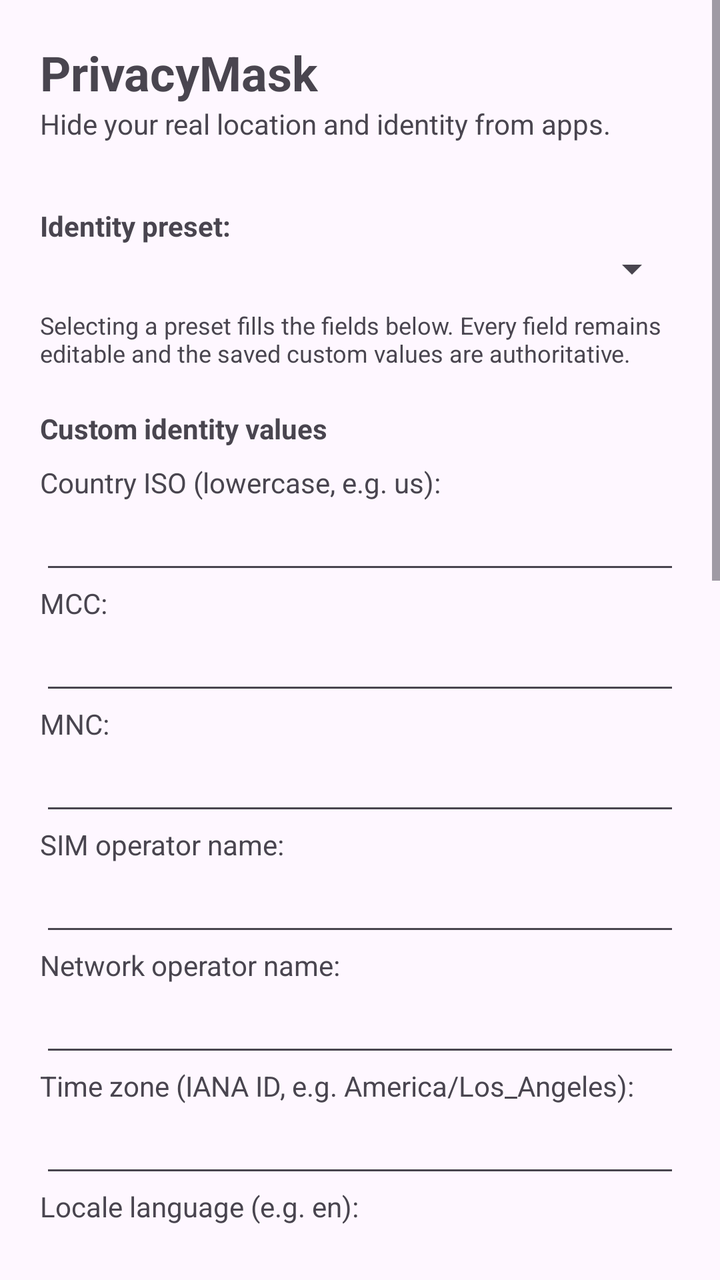
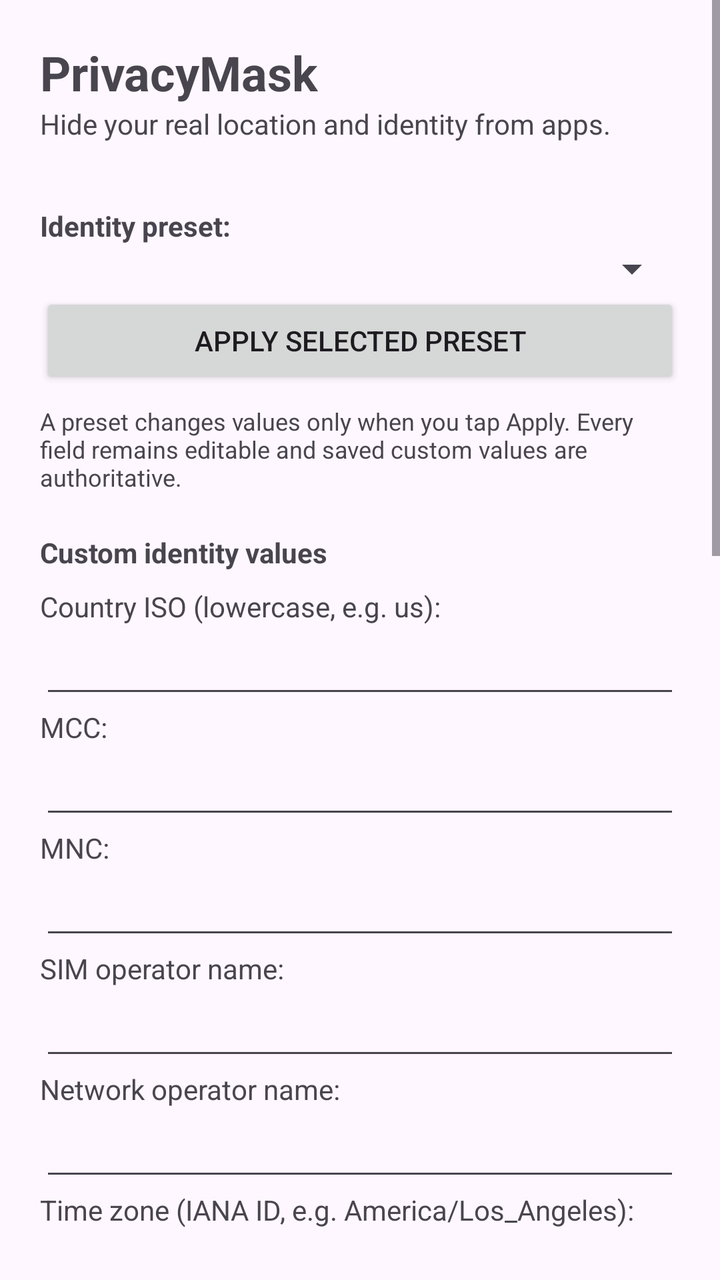

An Android layout rendered at two revisions. The XML below is the earlier revision; the diff shows what the commit changed to produce the second picture.
<!-- AndroidManifest.xml: application theme Theme.PrivacyMask -->
<!-- res/layout/activity_main.xml -->
<?xml version="1.0" encoding="utf-8"?>
<ScrollView xmlns:android="http://schemas.android.com/apk/res/android"
    android:id="@+id/main"
    android:layout_width="match_parent"
    android:layout_height="match_parent">

    <LinearLayout
        android:layout_width="match_parent"
        android:layout_height="wrap_content"
        android:orientation="vertical"
        android:padding="20dp">

        <TextView
            android:layout_width="wrap_content"
            android:layout_height="wrap_content"
            android:text="PrivacyMask"
            android:textSize="24sp"
            android:textStyle="bold" />

        <TextView
            android:layout_width="wrap_content"
            android:layout_height="wrap_content"
            android:layout_marginBottom="16dp"
            android:text="Hide your real location and identity from apps." />

        <TextView
            android:layout_width="wrap_content"
            android:layout_height="wrap_content"
            android:layout_marginTop="16dp"
            android:text="Identity preset:"
            android:textStyle="bold" />

        <Spinner
            android:id="@+id/spinnerCountry"
            android:layout_width="match_parent"
            android:layout_height="wrap_content" />

        <TextView
            android:layout_width="wrap_content"
            android:layout_height="wrap_content"
            android:layout_marginTop="8dp"
            android:text="Selecting a preset fills the fields below. Every field remains editable and the saved custom values are authoritative."
            android:textSize="12sp" />

        <TextView
            android:layout_width="wrap_content"
            android:layout_height="wrap_content"
            android:layout_marginTop="20dp"
            android:text="Custom identity values"
            android:textStyle="bold" />

        <TextView
            android:layout_width="wrap_content"
            android:layout_height="wrap_content"
            android:layout_marginTop="8dp"
            android:text="Country ISO (lowercase, e.g. us):" />
        <EditText
            android:id="@+id/editCountryIso"
            android:layout_width="match_parent"
            android:layout_height="wrap_content"
            android:inputType="textNoSuggestions"
            android:maxLines="1" />

        <TextView
            android:layout_width="wrap_content"
            android:layout_height="wrap_content"
            android:text="MCC:" />
        <EditText
            android:id="@+id/editMcc"
            android:layout_width="match_parent"
            android:layout_height="wrap_content"
            android:inputType="number"
            android:maxLines="1" />

        <TextView
            android:layout_width="wrap_content"
            android:layout_height="wrap_content"
            android:text="MNC:" />
        <EditText
            android:id="@+id/editMnc"
            android:layout_width="match_parent"
            android:layout_height="wrap_content"
            android:inputType="number"
            android:maxLines="1" />

        <TextView
            android:layout_width="wrap_content"
            android:layout_height="wrap_content"
            android:text="SIM operator name:" />
        <EditText
            android:id="@+id/editSimOperatorName"
            android:layout_width="match_parent"
            android:layout_height="wrap_content"
            android:inputType="text"
            android:maxLines="1" />

        <TextView
            android:layout_width="wrap_content"
            android:layout_height="wrap_content"
            android:text="Network operator name:" />
        <EditText
            android:id="@+id/editNetworkOperatorName"
            android:layout_width="match_parent"
            android:layout_height="wrap_content"
            android:inputType="text"
            android:maxLines="1" />

        <TextView
            android:layout_width="wrap_content"
            android:layout_height="wrap_content"
            android:text="Time zone (IANA ID, e.g. America/Los_Angeles):" />
        <EditText
            android:id="@+id/editTimezone"
            android:layout_width="match_parent"
            android:layout_height="wrap_content"
            android:inputType="textNoSuggestions"
            android:maxLines="1" />

        <TextView
            android:layout_width="wrap_content"
            android:layout_height="wrap_content"
            android:text="Locale language (e.g. en):" />
        <EditText
            android:id="@+id/editLocaleLanguage"
            android:layout_width="match_parent"
            android:layout_height="wrap_content"
            android:inputType="textNoSuggestions"
            android:maxLines="1" />

        <TextView
            android:layout_width="wrap_content"
            android:layout_height="wrap_content"
            android:text="Locale country/region (e.g. US):" />
        <EditText
            android:id="@+id/editLocaleCountry"
            android:layout_width="match_parent"
            android:layout_height="wrap_content"
            android:inputType="textNoSuggestions"
            android:maxLines="1" />

        <TextView
            android:layout_width="wrap_content"
            android:layout_height="wrap_content"
            android:text="Fake phone number:" />
        <EditText
            android:id="@+id/editPhone"
            android:layout_width="match_parent"
            android:layout_height="wrap_content"
            android:inputType="phone"
            android:maxLines="1" />

        <TextView
            android:layout_width="wrap_content"
            android:layout_height="wrap_content"
            android:layout_marginTop="20dp"
            android:text="Fake location — drag the pin, or edit the numbers below:"
            android:textStyle="bold" />

        <com.privacymask.xposed.WorldMapView
            android:id="@+id/mapView"
            android:layout_width="match_parent"
            android:layout_height="260dp"
            android:layout_marginTop="8dp" />

        <TextView
            android:layout_width="wrap_content"
            android:layout_height="wrap_content"
            android:layout_marginTop="12dp"
            android:text="Latitude:" />
        <EditText
            android:id="@+id/editLat"
            android:layout_width="match_parent"
            android:layout_height="wrap_content"
            android:inputType="numberDecimal|numberSigned"
            android:maxLines="1" />

        <TextView
            android:layout_width="wrap_content"
            android:layout_height="wrap_content"
            android:text="Longitude:" />
        <EditText
            android:id="@+id/editLng"
            android:layout_width="match_parent"
            android:layout_height="wrap_content"
            android:inputType="numberDecimal|numberSigned"
            android:maxLines="1" />

        <Button
            android:id="@+id/btnRandomize"
            android:layout_width="match_parent"
            android:layout_height="wrap_content"
            android:layout_marginTop="20dp"
            android:text="Generate a new random identity" />

        <View
            android:layout_width="match_parent"
            android:layout_height="1dp"
            android:layout_marginTop="20dp"
            android:background="#E0E0E0" />

        <TextView
            android:layout_width="wrap_content"
            android:layout_height="wrap_content"
            android:layout_marginTop="16dp"
            android:text="Hooks — choose which of these get faked:"
            android:textStyle="bold" />

        <LinearLayout
            android:id="@+id/hooksContainer"
            android:layout_width="match_parent"
            android:layout_height="wrap_content"
            android:orientation="vertical" />

        <TextView
            android:id="@+id/txtStatus"
            android:layout_width="match_parent"
            android:layout_height="wrap_content"
            android:layout_marginTop="20dp"
            android:textSize="12sp" />

    </LinearLayout>
</ScrollView>
<!-- resources referenced by this layout -->
<resources>
  <style name="Theme.PrivacyMask" parent="Base.Theme.PrivacyMask" />
  <style name="Base.Theme.PrivacyMask" parent="Theme.Material3.DayNight.NoActionBar">
          
          
      </style>
</resources>

<!-- the commit's change to res/layout/activity_main.xml (unified diff, before → after) -->
@@ -35,11 +35,17 @@
             android:layout_width="match_parent"
             android:layout_height="wrap_content" />
 
+        <Button
+            android:id="@+id/btnApplyPreset"
+            android:layout_width="match_parent"
+            android:layout_height="wrap_content"
+            android:text="Apply selected preset" />
+
         <TextView
             android:layout_width="wrap_content"
             android:layout_height="wrap_content"
             android:layout_marginTop="8dp"
-            android:text="Selecting a preset fills the fields below. Every field remains editable and the saved custom values are authoritative."
+            android:text="A preset changes values only when you tap Apply. Every field remains editable and saved custom values are authoritative."
             android:textSize="12sp" />
 
         <TextView
